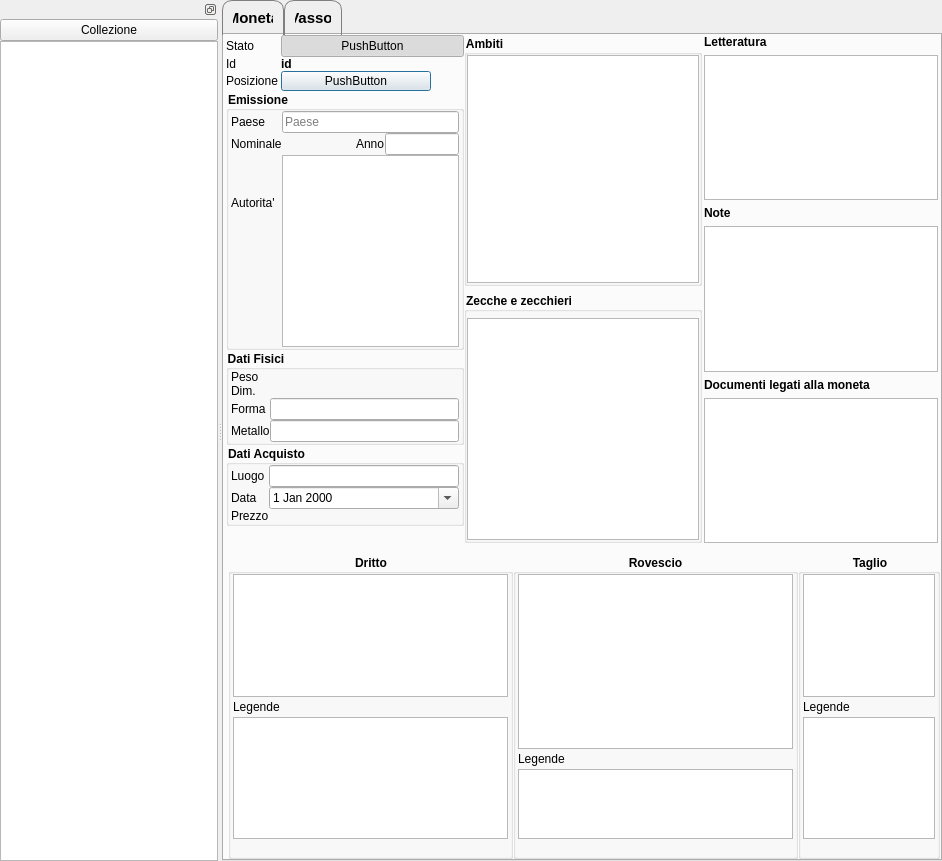
Above: GestCollOnQt/GUI/Moneta/monetaform.ui from mirkoviviani76/gestcoll before the change. Below: the same form after it.
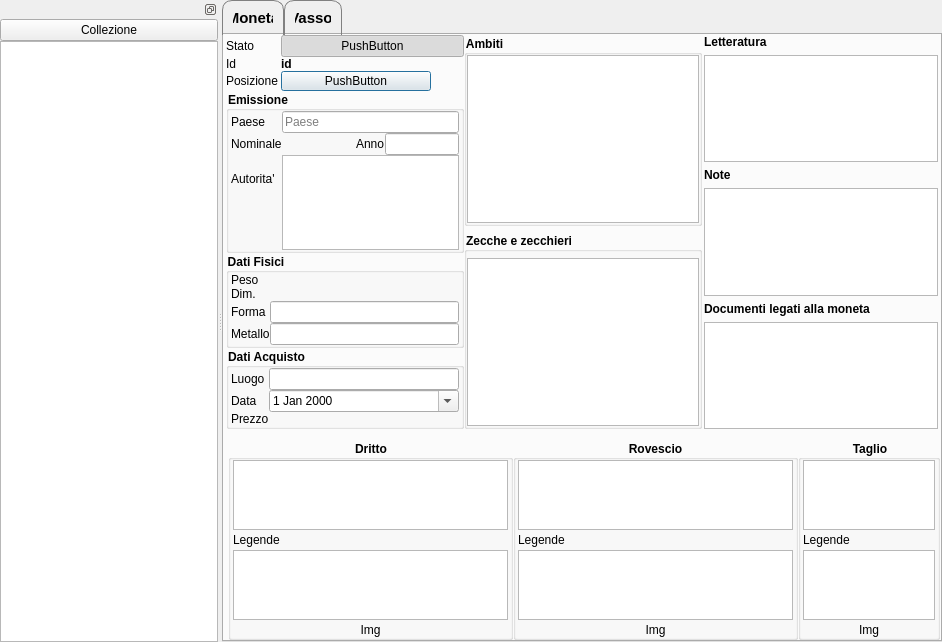
That is the form after the change. Icons and pictures are not drawn. Custom widgets are drawn as their Qt base class.

The edit to the form file:
```diff
--- a/GestCollOnQt/GUI/Moneta/monetaform.ui
+++ b/GestCollOnQt/GUI/Moneta/monetaform.ui
@@ -7,7 +7,7 @@
     <x>0</x>
     <y>0</y>
     <width>942</width>
-    <height>861</height>
+    <height>642</height>
    </rect>
   </property>
   <property name="windowTitle">
@@ -36,10 +36,22 @@
    </property>
    <item row="0" column="0">
     <widget class="QSplitter" name="splitter">
+     <property name="sizePolicy">
+      <sizepolicy hsizetype="Expanding" vsizetype="Expanding">
+       <horstretch>0</horstretch>
+       <verstretch>0</verstretch>
+      </sizepolicy>
+     </property>
      <property name="orientation">
       <enum>Qt::Horizontal</enum>
      </property>
      <widget class="QDockWidget" name="dockWidget">
+      <property name="minimumSize">
+       <size>
+        <width>76</width>
+        <height>0</height>
+       </size>
+      </property>
       <property name="features">
        <set>QDockWidget::DockWidgetFloatable|QDockWidget::DockWidgetMovable</set>
       </property>
@@ -82,6 +94,12 @@
         </item>
         <item>
          <widget class="QTableView" name="itemList">
+          <property name="sizePolicy">
+           <sizepolicy hsizetype="Preferred" vsizetype="Preferred">
+            <horstretch>0</horstretch>
+            <verstretch>0</verstretch>
+           </sizepolicy>
+          </property>
           <property name="whatsThis">
            <string/>
           </property>
@@ -113,6 +131,18 @@
           <property name="sortingEnabled">
            <bool>true</bool>
           </property>
+          <attribute name="horizontalHeaderVisible">
+           <bool>true</bool>
+          </attribute>
+          <attribute name="verticalHeaderVisible">
+           <bool>false</bool>
+          </attribute>
+          <attribute name="verticalHeaderMinimumSectionSize">
+           <number>19</number>
+          </attribute>
+          <attribute name="verticalHeaderShowSortIndicator" stdset="0">
+           <bool>true</bool>
+          </attribute>
          </widget>
         </item>
        </layout>
@@ -835,7 +865,7 @@
               <item>
                <widget class="ImgMoneta" name="imgDritto">
                 <property name="text">
-                 <string/>
+                 <string>Img</string>
                 </property>
                 <property name="pixmap">
                  <pixmap resource="../../resources/resources.qrc">:/img/SRI.png</pixmap>
@@ -898,7 +928,7 @@
               <item>
                <widget class="ImgMoneta" name="imgRovescio">
                 <property name="text">
-                 <string/>
+                 <string>Img</string>
                 </property>
                 <property name="pixmap">
                  <pixmap resource="../../resources/resources.qrc">:/img/SRI.png</pixmap>
@@ -961,7 +991,7 @@
               <item>
                <widget class="ImgMoneta" name="imgTaglio">
                 <property name="text">
-                 <string/>
+                 <string>Img</string>
                 </property>
                 <property name="pixmap">
                  <pixmap resource="../../resources/resources.qrc">:/img/SRI.png</pixmap>
```
